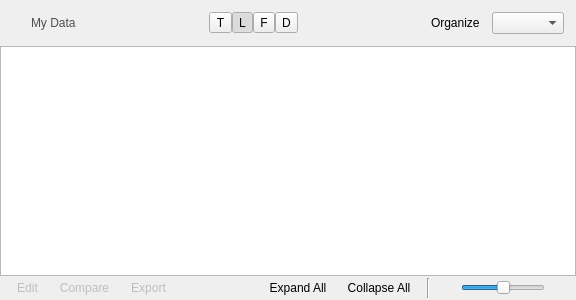
Before: the Qt Designer form source/ui/AMDataView.ui in acquaman/acquaman, drawn with Qt 5.
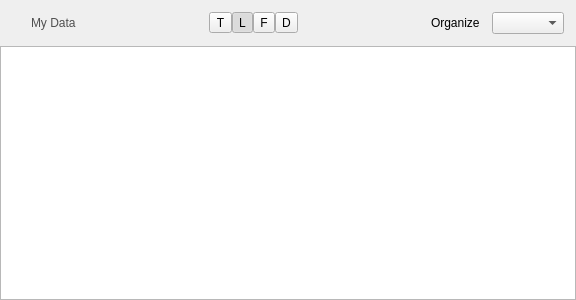
After: the same form once the commit is applied. Icons and pictures are not drawn.

Commit message: moves action buttons out of AMDataView into AMDataViewWithActionButtons.  Preparing to strip AMDataView down to make it more reusable.

```diff
--- a/source/ui/AMDataView.ui
+++ b/source/ui/AMDataView.ui
@@ -192,317 +192,6 @@
    <item>
     <widget class="QGraphicsView" name="graphicsView"/>
    </item>
-   <item>
-    <layout class="QHBoxLayout" name="horizontalLayout_3">
-     <property name="spacing">
-      <number>12</number>
-     </property>
-     <property name="leftMargin">
-      <number>12</number>
-     </property>
-     <property name="topMargin">
-      <number>2</number>
-     </property>
-     <property name="rightMargin">
-      <number>12</number>
-     </property>
-     <property name="bottomMargin">
-      <number>2</number>
-     </property>
-     <item>
-      <layout class="QHBoxLayout" name="horizontalLayout_4">
-       <property name="topMargin">
-        <number>0</number>
-       </property>
-       <property name="rightMargin">
-        <number>0</number>
-       </property>
-       <property name="bottomMargin">
-        <number>0</number>
-       </property>
-       <item>
-        <widget class="QToolButton" name="openSeparateEditorButton">
-         <property name="enabled">
-          <bool>false</bool>
-         </property>
-         <property name="toolTip">
-          <string>Open in Separate Editors</string>
-         </property>
-         <property name="styleSheet">
-          <string notr="true">QToolButton:hover {
-	border-top: 1px solid transparent;
-}
-
-QToolButton:pressed {
-border-top: 3px solid transparent;
-}
-
-QToolButton {
-border: none;
-}
-
-</string>
-         </property>
-         <property name="text">
-          <string>Edit</string>
-         </property>
-         <property name="icon">
-          <iconset resource="../icons/icons.qrc">
-           <normaloff>:/32x32/edit-find-replace.png</normaloff>:/32x32/edit-find-replace.png</iconset>
-         </property>
-         <property name="iconSize">
-          <size>
-           <width>32</width>
-           <height>32</height>
-          </size>
-         </property>
-         <property name="toolButtonStyle">
-          <enum>Qt::ToolButtonTextUnderIcon</enum>
-         </property>
-         <property name="autoRaise">
-          <bool>true</bool>
-         </property>
-        </widget>
-       </item>
-       <item>
-        <widget class="QToolButton" name="openSameEditorButton">
-         <property name="enabled">
-          <bool>false</bool>
-         </property>
-         <property name="toolTip">
-          <string>Open in Same Editor</string>
-         </property>
-         <property name="styleSheet">
-          <string notr="true">QToolButton:hover {
-	border-top: 1px solid transparent;
-}
-
-QToolButton:pressed {
-border-top: 3px solid transparent;
-}
-
-QToolButton {
-border: none;
-}
-
-</string>
-         </property>
-         <property name="text">
-          <string>Compare</string>
-         </property>
-         <property name="icon">
-          <iconset resource="../icons/icons.qrc">
-           <normaloff>:/32x32/preferences-desktop-theme.png</normaloff>:/32x32/preferences-desktop-theme.png</iconset>
-         </property>
-         <property name="iconSize">
-          <size>
-           <width>32</width>
-           <height>32</height>
-          </size>
-         </property>
-         <property name="toolButtonStyle">
-          <enum>Qt::ToolButtonTextUnderIcon</enum>
-         </property>
-        </widget>
-       </item>
-       <item>
-        <widget class="QToolButton" name="exportButton">
-         <property name="enabled">
-          <bool>false</bool>
-         </property>
-         <property name="styleSheet">
-          <string notr="true">QToolButton:hover {
-	border-top: 1px solid transparent;
-}
-
-QToolButton:pressed {
-border-top: 3px solid transparent;
-}
-
-QToolButton {
-border: none;
-}
-
-</string>
-         </property>
-         <property name="text">
-          <string>Export</string>
-         </property>
-         <property name="icon">
-          <iconset resource="../icons/icons.qrc">
-           <normaloff>:/32x32/system-file-manager.png</normaloff>:/32x32/system-file-manager.png</iconset>
-         </property>
-         <property name="iconSize">
-          <size>
-           <width>32</width>
-           <height>32</height>
-          </size>
-         </property>
-         <property name="toolButtonStyle">
-          <enum>Qt::ToolButtonTextUnderIcon</enum>
-         </property>
-        </widget>
-       </item>
-      </layout>
-     </item>
-     <item>
-      <spacer name="horizontalSpacer_3">
-       <property name="orientation">
-        <enum>Qt::Horizontal</enum>
-       </property>
-       <property name="sizeHint" stdset="0">
-        <size>
-         <width>40</width>
-         <height>20</height>
-        </size>
-       </property>
-      </spacer>
-     </item>
-     <item>
-      <layout class="QHBoxLayout" name="horizontalLayout_5">
-       <property name="topMargin">
-        <number>0</number>
-       </property>
-       <property name="bottomMargin">
-        <number>0</number>
-       </property>
-       <item>
-        <widget class="QToolButton" name="expandAllButton">
-         <property name="styleSheet">
-          <string notr="true">QToolButton:hover {
-	border: 1px solid transparent;
-}
-
-QToolButton:pressed {
-	border: 1px solid gray;
-background-color: qlineargradient(spread:pad, x1:0, y1:0, x2:0, y2:1, stop:0 rgba(233, 233, 233, 255), stop:0.502513 rgba(199, 198, 198, 255), stop:1 rgba(163, 162, 162, 255));
-}
-
-QToolButton {
-border: none;
-}
-
-</string>
-         </property>
-         <property name="text">
-          <string>Expand All</string>
-         </property>
-         <property name="icon">
-          <iconset resource="../icons/icons.qrc">
-           <normaloff>:/32x32/list-add.png</normaloff>:/32x32/list-add.png</iconset>
-         </property>
-         <property name="iconSize">
-          <size>
-           <width>32</width>
-           <height>32</height>
-          </size>
-         </property>
-         <property name="toolButtonStyle">
-          <enum>Qt::ToolButtonTextUnderIcon</enum>
-         </property>
-        </widget>
-       </item>
-       <item>
-        <widget class="QToolButton" name="collapseAllButton">
-         <property name="styleSheet">
-          <string notr="true">QToolButton:hover {
-	border: 1px solid transparent;
-}
-
-QToolButton:pressed {
-	border: 1px solid gray;
-background-color: qlineargradient(spread:pad, x1:0, y1:0, x2:0, y2:1, stop:0 rgba(233, 233, 233, 255), stop:0.502513 rgba(199, 198, 198, 255), stop:1 rgba(163, 162, 162, 255));
-}
-
-QToolButton {
-border: none;
-}
-
-</string>
-         </property>
-         <property name="text">
-          <string>Collapse All</string>
-         </property>
-         <property name="icon">
-          <iconset resource="../icons/icons.qrc">
-           <normaloff>:/32x32/list-remove.png</normaloff>:/32x32/list-remove.png</iconset>
-         </property>
-         <property name="iconSize">
-          <size>
-           <width>32</width>
-           <height>32</height>
-          </size>
-         </property>
-         <property name="toolButtonStyle">
-          <enum>Qt::ToolButtonTextUnderIcon</enum>
-         </property>
-        </widget>
-       </item>
-      </layout>
-     </item>
-     <item>
-      <widget class="QFrame" name="frame">
-       <property name="frameShape">
-        <enum>QFrame::VLine</enum>
-       </property>
-       <property name="frameShadow">
-        <enum>QFrame::Sunken</enum>
-       </property>
-      </widget>
-     </item>
-     <item>
-      <widget class="QLabel" name="sizeIconSmall">
-       <property name="maximumSize">
-        <size>
-         <width>12</width>
-         <height>12</height>
-        </size>
-       </property>
-       <property name="pixmap">
-        <pixmap resource="../icons/icons.qrc">:/32x32/folder.png</pixmap>
-       </property>
-       <property name="scaledContents">
-        <bool>true</bool>
-       </property>
-      </widget>
-     </item>
-     <item>
-      <widget class="QSlider" name="sizeSlider">
-       <property name="maximumSize">
-        <size>
-         <width>200</width>
-         <height>16777215</height>
-        </size>
-       </property>
-       <property name="maximum">
-        <number>100</number>
-       </property>
-       <property name="value">
-        <number>50</number>
-       </property>
-       <property name="orientation">
-        <enum>Qt::Horizontal</enum>
-       </property>
-      </widget>
-     </item>
-     <item>
-      <widget class="QLabel" name="sizeIconLarge">
-       <property name="maximumSize">
-        <size>
-         <width>24</width>
-         <height>24</height>
-        </size>
-       </property>
-       <property name="pixmap">
-        <pixmap resource="../icons/icons.qrc">:/32x32/folder.png</pixmap>
-       </property>
-       <property name="scaledContents">
-        <bool>true</bool>
-       </property>
-      </widget>
-     </item>
-    </layout>
-   </item>
   </layout>
  </widget>
  <resources>
```
Left out of the diff: 17 changed lines with no effect on the pictures. The commit also changes 6 other files.
